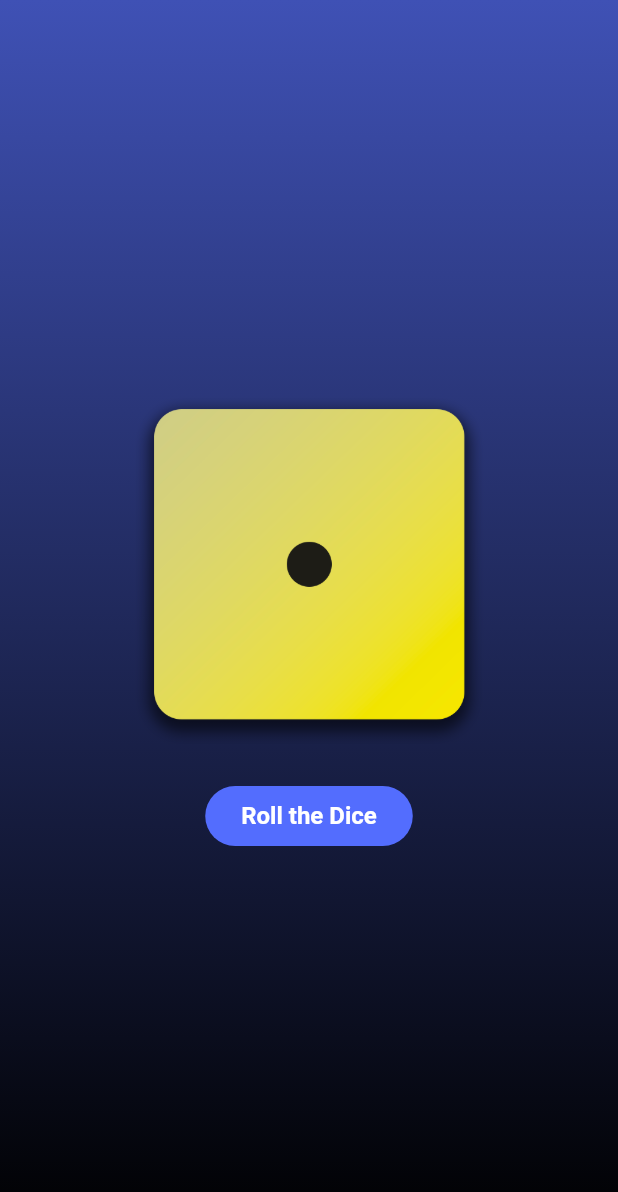
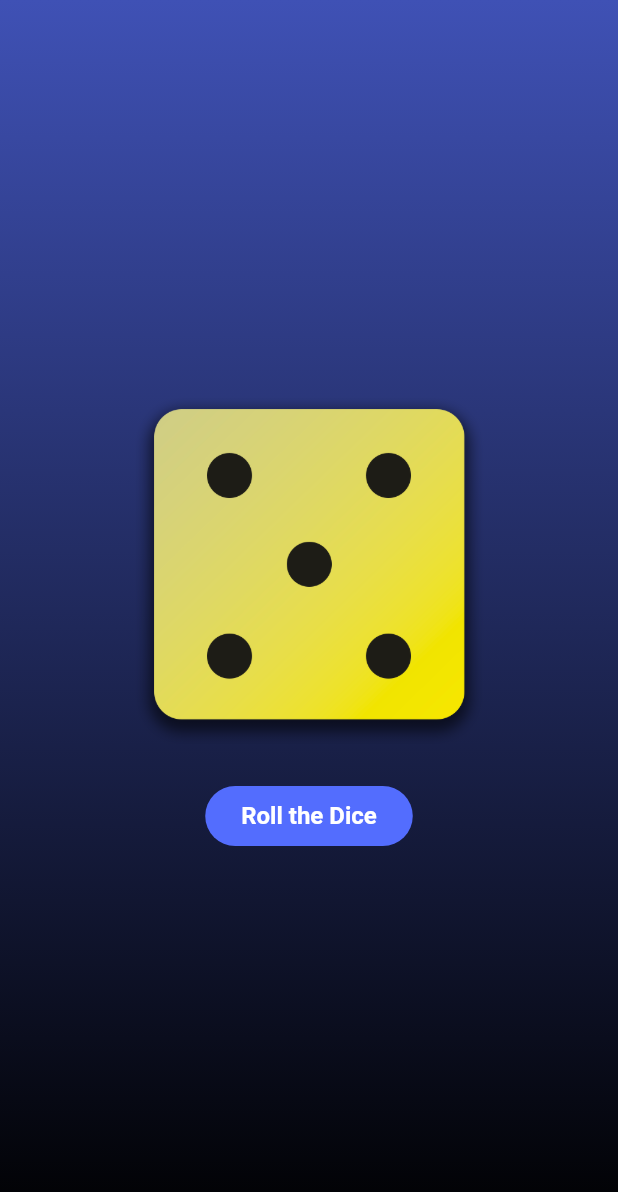
Before and after one commit to adeonirlabs/flutter-roll-the-dice, a Flutter app: the screen it shows after launch, after a tap on "Roll the Dice", on a phone screen of 412 x 824 dp. Shown: the top 1192 px of the screen. Run offline on Flutter 3.47's test engine with Material 3 defaults, Android fonts, the phone set to English and light mode, and no system bars.

```diff
--- a/lib/dice_roller.dart
+++ b/lib/dice_roller.dart
@@ -1,4 +1,7 @@
+import 'dart:math';
 import 'package:flutter/material.dart';
+
+final randomizer = Random();
 
 class DiceRoller extends StatefulWidget {
   const DiceRoller({super.key});
@@ -10,8 +13,12 @@ class DiceRoller extends StatefulWidget {
 }
 
 class _DiceRollerState extends State<DiceRoller> {
+  var current = 1;
+
   void onRollDice() {
-    print('Button pressed');
+    setState(() {
+      current = randomizer.nextInt(6) + 1;
+    });
   }
 
   @override
@@ -20,7 +27,7 @@ class _DiceRollerState extends State<DiceRoller> {
       mainAxisSize: MainAxisSize.min,
       children: [
         Image.asset(
-          'assets/images/dice-1.png',
+          'assets/images/dice-$current.png',
           width: 240,
         ),
         const SizedBox(height: 24),
```
